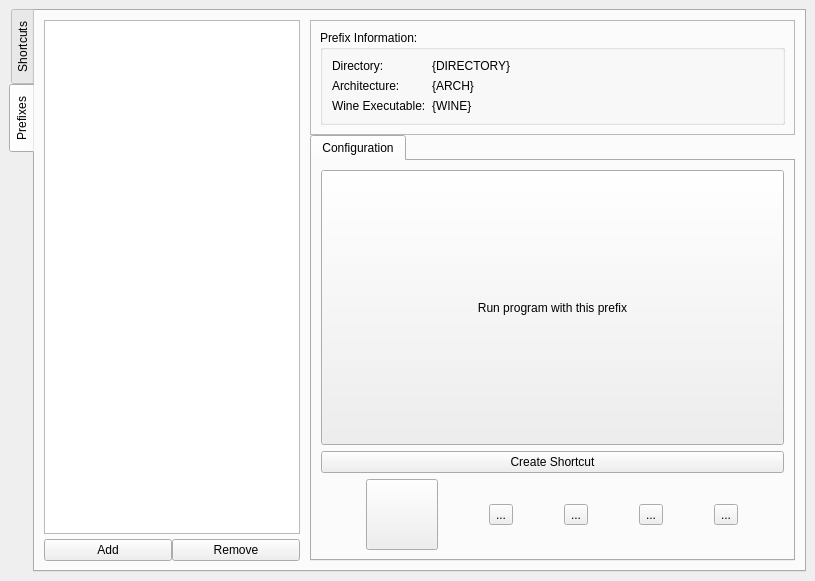
Before: the Qt Designer form lib/ui/main.ui in Fisk24/Yawpm, drawn with Qt 5.
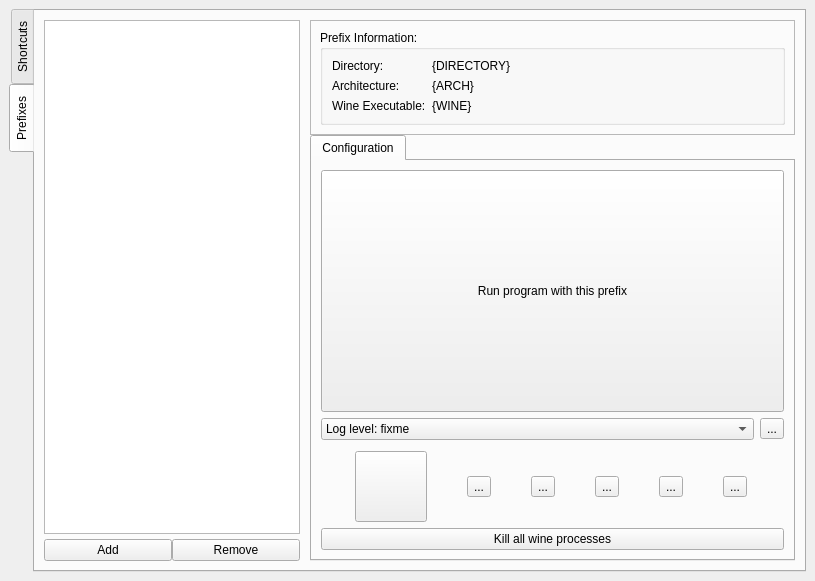
After: the same form once the commit is applied. Icons and pictures are not drawn.

Commit message: wka button and logging level added here

The edit to the form file:
```diff
--- a/lib/ui/main.ui
+++ b/lib/ui/main.ui
@@ -241,7 +241,7 @@
                 <string>Configuration</string>
                </attribute>
                <layout class="QGridLayout" name="gridLayout_3">
-                <item row="3" column="0">
+                <item row="5" column="0">
                  <layout class="QHBoxLayout" name="horizontalLayout_3">
                   <item>
                    <widget class="QToolButton" name="driveToolButton">
@@ -333,6 +333,25 @@
                     </property>
                    </widget>
                   </item>
+                  <item>
+                   <widget class="QToolButton" name="wineDebugToolButton">
+                    <property name="toolTip">
+                     <string>Wine debuger</string>
+                    </property>
+                    <property name="text">
+                     <string>...</string>
+                    </property>
+                    <property name="icon">
+                     <iconset theme="utilities-terminal"/>
+                    </property>
+                    <property name="iconSize">
+                     <size>
+                      <width>64</width>
+                      <height>64</height>
+                     </size>
+                    </property>
+                   </widget>
+                  </item>
                   <item>
                    <widget class="QToolButton" name="cfgToolButton">
                     <property name="toolTip">
@@ -356,10 +375,10 @@
                   </item>
                  </layout>
                 </item>
-                <item row="2" column="0">
-                 <widget class="QPushButton" name="pushButton">
+                <item row="6" column="0">
+                 <widget class="QPushButton" name="wkaPushButton">
                   <property name="text">
-                   <string>Create Shortcut</string>
+                   <string>Kill all wine processes</string>
                   </property>
                  </widget>
                 </item>
@@ -381,6 +400,52 @@
                   </property>
                  </widget>
                 </item>
+                <item row="2" column="0">
+                 <layout class="QHBoxLayout" name="horizontalLayout_4">
+                  <property name="bottomMargin">
+                   <number>5</number>
+                  </property>
+                  <item>
+                   <widget class="QComboBox" name="llComboBox">
+                    <item>
+                     <property name="text">
+                      <string>Log level: fixme</string>
+                     </property>
+                    </item>
+                    <item>
+                     <property name="text">
+                      <string>Log level: warn</string>
+                     </property>
+                    </item>
+                    <item>
+                     <property name="text">
+                      <string>Log level: trace</string>
+                     </property>
+                    </item>
+                    <item>
+                     <property name="text">
+                      <string>Log level: err</string>
+                     </property>
+                    </item>
+                    <item>
+                     <property name="text">
+                      <string>Log level: silent</string>
+                     </property>
+                    </item>
+                   </widget>
+                  </item>
+                  <item>
+                   <widget class="QToolButton" name="advancedLoggingToolButton">
+                    <property name="toolTip">
+                     <string>advanced</string>
+                    </property>
+                    <property name="text">
+                     <string>...</string>
+                    </property>
+                   </widget>
+                  </item>
+                 </layout>
+                </item>
                </layout>
               </widget>
              </widget>
```
Left out of the diff: 4 changed lines with no effect on the pictures. The commit also changes 3 other files.
